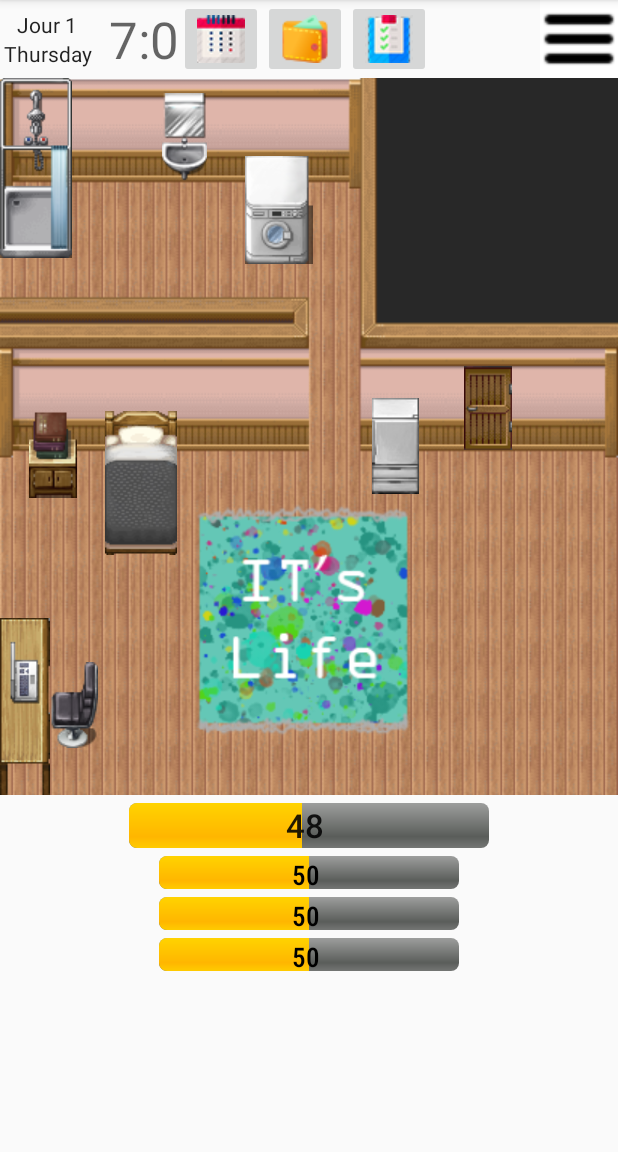
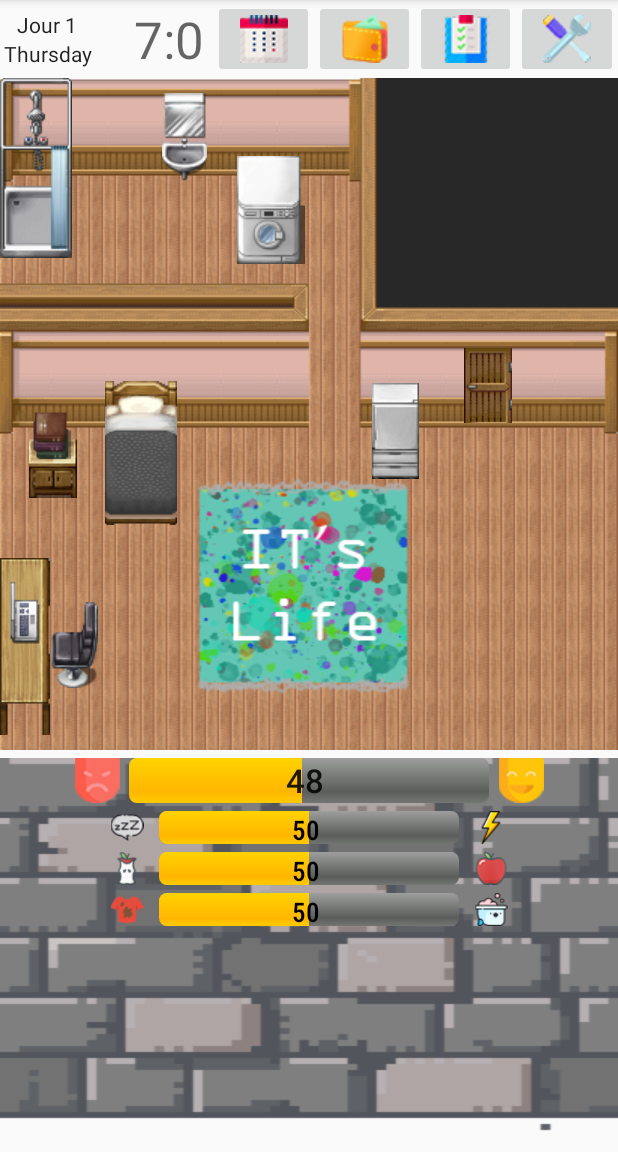
Before and after one commit to phindette/IFLIFE-rendu, an Android app: the screen it shows after launch (ChambreActivity), on a phone screen of 412 x 824 dp, the part 84-1236 px from its top. Run offline under Robolectric (Android 15) with nearby library versions, the phone set to English and light mode, and no system bars; our stand-ins replace Room's generated code; libraries missing offline, so code that uses them is left out: androidx.constraintlayout.solver.

Commit message:
y a tout ki marche

```diff
--- a/app/build.gradle
+++ b/app/build.gradle
@@ -2,7 +2,7 @@ apply plugin: 'com.android.application'
 
 android {
     compileSdkVersion 29
-    buildToolsVersion "29.0.2"
+    buildToolsVersion "29.0.1"
     defaultConfig {
         applicationId "com.example.myapplication"
         minSdkVersion 15
@@ -21,7 +21,7 @@ android {
 
 dependencies {
     implementation fileTree(dir: 'libs', include: ['*.jar'])
-    implementation 'androidx.appcompat:appcompat:1.0.2'
+    implementation 'androidx.appcompat:appcompat:1.1.0'
     implementation 'androidx.constraintlayout:constraintlayout:1.1.3'
     testImplementation 'junit:junit:4.12'
     androidTestImplementation 'androidx.test.ext:junit:1.1.0'
--- a/app/src/main/res/layout/activity_chambre.xml
+++ b/app/src/main/res/layout/activity_chambre.xml
@@ -23,6 +23,7 @@
             <TableLayout
                 android:layout_width="wrap_content"
                 android:layout_height="match_parent"
+                android:layout_weight="1"
                 android:gravity="center">
 
                 <TableRow
@@ -61,6 +62,7 @@
                 android:id="@+id/textHour"
                 android:layout_width="wrap_content"
                 android:layout_height="match_parent"
+                android:layout_weight="1"
                 android:gravity="center"
                 android:text="00:00"
                 android:textAppearance="@style/TextAppearance.AppCompat.Display1" />
@@ -69,13 +71,15 @@
                 android:id="@+id/btnSchedule"
                 android:layout_width="wrap_content"
                 android:layout_height="wrap_content"
-                app:srcCompat="@drawable/schedule"
-                android:onClick="cliqueBtnDate"/>
+                android:layout_weight="1"
+                android:onClick="cliqueBtnDate"
+                app:srcCompat="@drawable/schedule" />
 
             <ImageButton
                 android:id="@+id/btnPurse"
                 android:layout_width="wrap_content"
                 android:layout_height="wrap_content"
+                android:layout_weight="1"
                 android:onClick="cliqueBtnShop"
                 app:srcCompat="@drawable/purse" />
 
@@ -83,17 +87,16 @@
                 android:id="@+id/btnSkills"
                 android:layout_width="wrap_content"
                 android:layout_height="wrap_content"
+                android:layout_weight="1"
                 android:onClick="clicqueBtnCompetences"
                 app:srcCompat="@drawable/skills" />
 
             <ImageButton
-                android:id="@+id/btnHamburger"
-                android:layout_width="match_parent"
-                android:layout_height="match_parent"
-                android:adjustViewBounds="false"
-                android:background="@android:color/transparent"
-                android:scaleType="fitEnd"
-                app:srcCompat="@drawable/hamburger" />
+                android:id="@+id/btnSettings"
+                android:layout_width="wrap_content"
+                android:layout_height="wrap_content"
+                android:layout_weight="1"
+                app:srcCompat="@drawable/settings" />
 
         </LinearLayout>
 
@@ -135,7 +138,7 @@
                             app:srcCompat="@drawable/lavabo2" />
 
                         <Space
-                            android:layout_width="25dip"
+                            android:layout_width="20dip"
                             android:layout_height="60dip" />
 
                         <ImageButton
@@ -163,13 +166,12 @@
                             android:layout_width="70dip"
                             android:layout_height="140dip"
                             android:background="@android:color/transparent"
-                            app:srcCompat="@drawable/books"
-                            />
+                            app:srcCompat="@drawable/books" />
 
                         <ImageButton
                             android:id="@+id/btnBed"
                             android:layout_width="wrap_content"
-                            android:layout_height="180dip"
+                            android:layout_height="140dp"
                             android:adjustViewBounds="false"
                             android:background="@android:color/transparent"
                             android:onClick="cliqueBtnDormir"
@@ -182,10 +184,10 @@
                         <ImageButton
                             android:id="@+id/btnFridge"
                             android:layout_width="wrap_content"
-                            android:layout_height="130dip"
+                            android:layout_height="110dp"
                             android:background="@android:color/transparent"
-                            android:onClick="cliqueManger"
-                            app:srcCompat="@drawable/fridge" />
+                            app:srcCompat="@drawable/fridge"
+                            android:onClick="cliqueManger"/>
 
                         <Space
                             android:layout_width="30dip"
@@ -194,7 +196,7 @@
                         <ImageButton
                             android:id="@+id/btnDoor"
                             android:layout_width="wrap_content"
-                            android:layout_height="80dip"
+                            android:layout_height="50dp"
                             android:background="@android:color/transparent"
                             app:srcCompat="@drawable/door"
                             android:onClick="clickBtnCours"/>
@@ -209,16 +211,15 @@
 
                     <TableRow
                         android:layout_width="match_parent"
-                        android:layout_height="100dip"
-                        >
+                        android:layout_height="100dip">
 
                         <ImageButton
                             android:id="@+id/btnComputer"
                             android:layout_width="wrap_content"
                             android:layout_height="wrap_content"
                             android:background="@android:color/transparent"
-                            android:onClick="cliqueRevision"
-                            android:src="@drawable/bureau" />
+                            android:src="@drawable/bureau"
+                            android:onClick="cliqueRevision"/>
 
                         <ImageButton
                             android:id="@+id/btnChair"
@@ -241,6 +242,7 @@
         <LinearLayout
             android:layout_width="match_parent"
             android:layout_height="wrap_content"
+            android:background="@drawable/testo"
             android:orientation="vertical">
 
             <RelativeLayout
@@ -255,6 +257,34 @@
                     android:layout_height="30dip"
                     android:layout_gravity="center"
                     android:progress="50" />
+
+                <ImageView
+                    android:id="@+id/imageHumeur0"
+                    android:layout_width="wrap_content"
+                    android:layout_height="wrap_content"
+                    android:layout_alignTop="@id/humeurBar"
+                    android:layout_alignBottom="@id/humeurBar"
+                    android:layout_marginTop="0dp"
+                    android:layout_marginEnd="5dp"
+                    android:layout_marginRight="5dp"
+                    android:layout_marginBottom="0dp"
+                    android:layout_toStartOf="@+id/humeurBar"
+                    android:layout_toLeftOf="@+id/humeurBar"
+                    app:srcCompat="@drawable/angry32" />
+
+                <ImageView
+                    android:id="@+id/imageHumeur100"
+                    android:layout_width="wrap_content"
+                    android:layout_height="wrap_content"
+                    android:layout_alignTop="@id/humeurBar"
+                    android:layout_alignBottom="@id/humeurBar"
+                    android:layout_marginStart="5dp"
+                    android:layout_marginLeft="5dp"
+                    android:layout_marginTop="0dp"
+                    android:layout_marginBottom="0dp"
+                    android:layout_toEndOf="@+id/humeurBar"
+                    android:layout_toRightOf="@+id/humeurBar"
+                    app:srcCompat="@drawable/happy32" />
 
                 <TextView
                     android:id="@+id/textHumeur"
@@ -290,6 +320,34 @@
                     android:layout_gravity="center"
                     android:progress="50" />
 
+                <ImageView
+                    android:id="@+id/imageEnergie0"
+                    android:layout_width="wrap_content"
+                    android:layout_height="wrap_content"
+                    android:layout_alignTop="@id/energieBar"
+                    android:layout_alignBottom="@id/energieBar"
+                    android:layout_marginTop="0dp"
+                    android:layout_marginEnd="5dp"
+                    android:layout_marginRight="5dp"
+                    android:layout_marginBottom="0dp"
+                    android:layout_toStartOf="@+id/energieBar"
+                    android:layout_toLeftOf="@+id/energieBar"
+                    app:srcCompat="@drawable/asleep32" />
+
+                <ImageView
+                    android:id="@+id/imageEnergie100"
+                    android:layout_width="wrap_content"
+                    android:layout_height="wrap_content"
+                    android:layout_alignTop="@id/energieBar"
+                    android:layout_alignBottom="@id/energieBar"
+                    android:layout_marginStart="5dp"
+                    android:layout_marginLeft="5dp"
+                    android:layout_marginTop="0dp"
+                    android:layout_marginBottom="0dp"
+                    android:layout_toEndOf="@+id/energieBar"
+                    android:layout_toRightOf="@+id/energieBar"
+                    app:srcCompat="@drawable/flash32" />
+
                 <TextView
                     android:id="@+id/textEnergie"
                     android:layout_width="200dip"
@@ -323,6 +381,34 @@
                     android:layout_height="22dip"
                     android:layout_gravity="center"
                     android:progress="50" />
+
+                <ImageView
+                    android:id="@+id/imageSatiete0"
+                    android:layout_width="wrap_content"
+                    android:layout_height="wrap_content"
+                    android:layout_alignTop="@id/satieteBar"
+                    android:layout_alignBottom="@id/satieteBar"
+                    android:layout_marginTop="0dp"
+                    android:layout_marginEnd="5dp"
+                    android:layout_marginRight="5dp"
+                    android:layout_marginBottom="0dp"
+                    android:layout_toStartOf="@+id/satieteBar"
+                    android:layout_toLeftOf="@+id/satieteBar"
+                    app:srcCompat="@drawable/apple32" />
+
+                <ImageView
+                    android:id="@+id/imageSatiete100"
+                    android:layout_width="wrap_content"
+                    android:layout_height="wrap_content"
+                    android:layout_alignTop="@id/satieteBar"
+                    android:layout_alignBottom="@id/satieteBar"
+                    android:layout_marginStart="5dp"
+                    android:layout_marginLeft="5dp"
+                    android:layout_marginTop="0dp"
+                    android:layout_marginBottom="0dp"
+                    android:layout_toEndOf="@+id/satieteBar"
+                    android:layout_toRightOf="@+id/satieteBar"
+                    app:srcCompat="@drawable/applefull32" />
 
                 <TextView
                     android:id="@+id/textSatiete"
@@ -358,6 +444,34 @@
                     android:layout_gravity="center"
                     android:progress="50" />
 
+                <ImageView
+                    android:id="@+id/imageHygiene0"
+                    android:layout_width="wrap_content"
+                    android:layout_height="wrap_content"
+                    android:layout_alignTop="@id/hygieneBar"
+                    android:layout_alignBottom="@id/hygieneBar"
+                    android:layout_marginTop="0dp"
+                    android:layout_marginEnd="5dp"
+                    android:layout_marginRight="5dp"
+                    android:layout_marginBottom="0dp"
+                    android:layout_toStartOf="@+id/hygieneBar"
+                    android:layout_toLeftOf="@+id/hygieneBar"
+                    app:srcCompat="@drawable/dirty_clothes32" />
+
+                <ImageView
+                    android:id="@+id/imageHygiene100"
+                    android:layout_width="wrap_content"
+                    android:layout_height="wrap_content"
+                    android:layout_alignTop="@id/hygieneBar"
+                    android:layout_alignBottom="@id/hygieneBar"
+                    android:layout_marginStart="5dp"
+                    android:layout_marginLeft="5dp"
+                    android:layout_marginTop="0dp"
+                    android:layout_marginBottom="0dp"
+                    android:layout_toEndOf="@+id/hygieneBar"
+                    android:layout_toRightOf="@+id/hygieneBar"
+                    app:srcCompat="@drawable/bathtub32" />
+
                 <TextView
                     android:id="@+id/textHygiene"
                     android:layout_width="200dip"
```
Also changed, not shown: app/src/main/res/drawable/angry32.png (added), app/src/main/res/drawable/apple32.png (added), app/src/main/res/drawable/applefull32.png (added), app/src/main/res/drawable/asleep32.png (added), app/src/main/res/drawable/bathtub32.png (added), app/src/main/res/drawable/dirty_clothes32.png (added), app/src/main/res/drawable/flash32.png (added), app/src/main/res/drawable/fringues_sales.png (added), app/src/main/res/drawable/happy32.png (added), app/src/main/res/drawable/test.png (deleted), app/src/main/res/drawable/testo.png (added).
